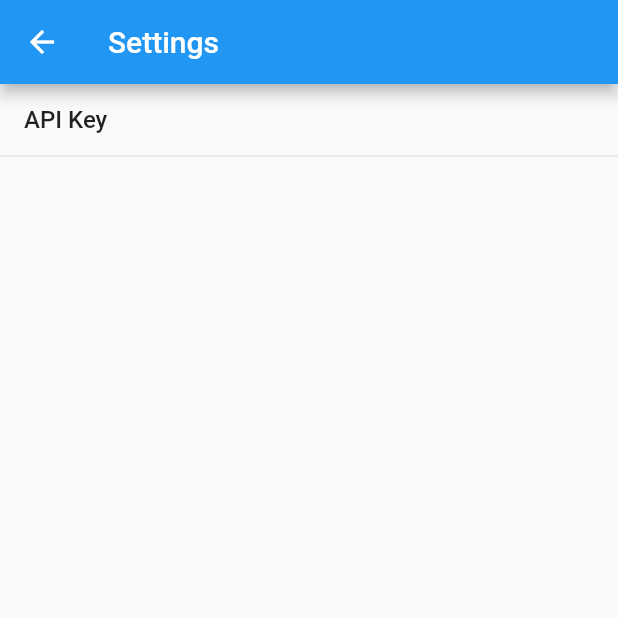
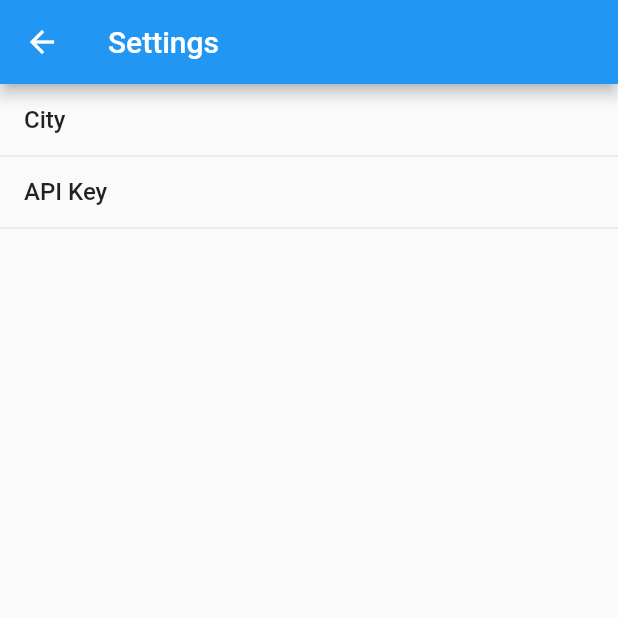
Before and after one commit to kirasok/weather_forecast, a Flutter app: the screen it shows after launch, after a tap on the "settings" icon, on a phone screen of 412 x 824 dp, the top half of it. Run offline on Flutter 3.47's test engine with Material 2 defaults, Android fonts, the light colour scheme and no system bars; drawn by our look-alikes of flutter_settings_screens.

Commit message:
Allow user to set city

```diff
--- a/lib/page/SettingsPage.dart
+++ b/lib/page/SettingsPage.dart
@@ -15,6 +15,12 @@ class _SettingsPageState extends State<SettingsPage> {
       title: 'Settings',
       children: [
         TextInputSettingsTile(
+          title: 'City',
+          settingKey: 'city',
+          borderColor: Theme.of(context).accentColor,
+          errorColor: Theme.of(context).errorColor,
+        ),
+        TextInputSettingsTile(
           title: 'API Key',
           settingKey: 'api-key',
           obscureText: true,
```
